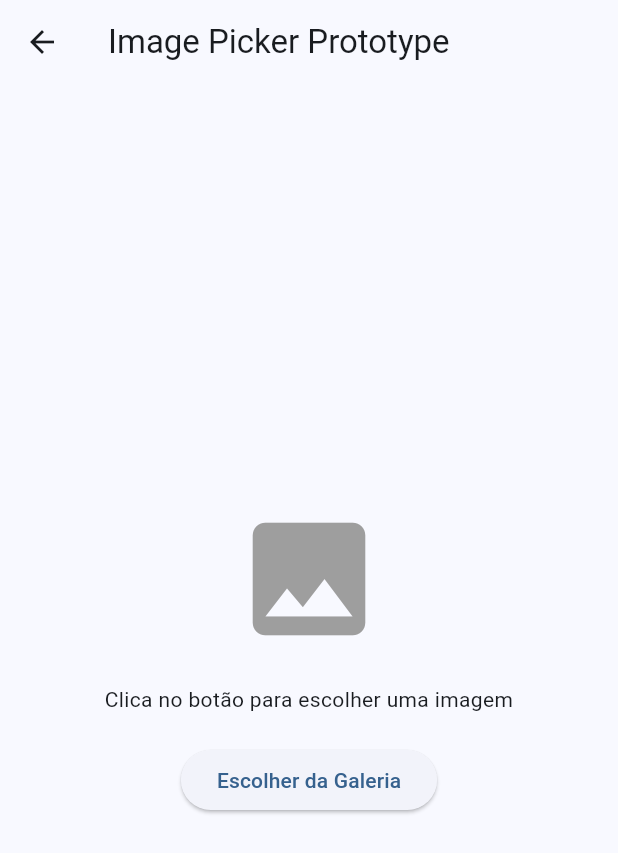
After one commit to nunogoncalves221/UrbanEye_ESOF, a Flutter app: the screen it shows after launch, after a tap on "Image Picker Prototype", on a phone screen of 412 x 824 dp. The commit adds this screen. Shown: the top 853 px of the screen. Run offline on Flutter 3.47's test engine with Material 3 defaults, Android fonts, the phone set to English and light mode, and no system bars; our stand-ins replace firebase_auth, firebase_core, flutter_map, geolocator, image_picker, latlong2; accounts and stored records are empty.

Commit message:
Added functional image picker

```diff
--- /dev/null
+++ b/project/lib/features/img_picker.dart
@@ -0,0 +1,77 @@
+// lib/features/image_picker_page.dart
+import 'dart:io';
+import 'package:flutter/material.dart';
+import 'package:image_picker/image_picker.dart';
+
+class ImagePickerPage extends StatefulWidget {
+  const ImagePickerPage({super.key});
+
+  @override
+  State<ImagePickerPage> createState() => _ImagePickerPageState();
+}
+
+class _ImagePickerPageState extends State<ImagePickerPage> {
+  final ImagePicker _picker = ImagePicker();
+  File? _image;
+  String _statusMessage = "Clica no botão para escolher uma imagem";
+
+  Future<void> _pickImage() async {
+    try {
+      final XFile? picked = await _picker.pickImage(
+        source: ImageSource.gallery,
+      );
+
+      if (picked != null) {
+        //not cancelled
+        setState(() {
+          _image = File(picked.path);
+          _statusMessage = "Imagem carregada com sucesso";
+        });
+      } else {
+        //cancelled
+        setState(() {
+          _statusMessage = "Nenhuma imagem selecionada";
+        });
+      }
+    } catch (e) {
+      // uh-oh
+      setState(() {
+        _statusMessage = "Ocorreu um erro: $e";
+      });
+    }
+  }
+
+  @override
+  Widget build(BuildContext context) {
+    return Scaffold(
+      appBar: AppBar(title: const Text("Image Picker Prototype")),
+      body: Center(
+        child: Column(
+          mainAxisAlignment: MainAxisAlignment.center,
+          children: [
+            _image != null
+                ? Image.file(
+                    _image!,
+                    width: 250,
+                    height: 250,
+                    fit: BoxFit.cover,
+                  ) // display the image
+                : const Icon(
+                    Icons.image,
+                    size: 100,
+                    color: Colors.grey,
+                  ), // display a placeholder
+            const SizedBox(height: 20),
+            Text(_statusMessage, textAlign: TextAlign.center),
+            const SizedBox(height: 20),
+            ElevatedButton(
+              //button to prompts
+              onPressed: _pickImage,
+              child: const Text("Escolher da Galeria"),
+            ),
+          ],
+        ),
+      ),
+    );
+  }
+}
--- a/project/lib/home_page.dart
+++ b/project/lib/home_page.dart
@@ -2,6 +2,7 @@ import 'package:flutter/material.dart';
 import 'features/location.dart';
 import 'features/auth_page.dart';
 import 'features/map_prototype_page.dart';
+import 'features/img_picker.dart';
 
 class HomePage extends StatelessWidget {
   const HomePage({super.key});
@@ -9,9 +10,7 @@ class HomePage extends StatelessWidget {
   @override
   Widget build(BuildContext context) {
     return Scaffold(
-      appBar: AppBar(
-        title: const Text('Feature Prototypes'),
-      ),
+      appBar: AppBar(title: const Text('Feature Prototypes')),
       body: ListView(
         padding: const EdgeInsets.all(16),
         children: [
@@ -31,21 +30,17 @@ class HomePage extends StatelessWidget {
             onPressed: () {
               Navigator.push(
                 context,
-                MaterialPageRoute(
-                  builder: (context) => const AuthPage(),
-                ),
+                MaterialPageRoute(builder: (context) => const AuthPage()),
               );
             },
             child: const Text('Login / Register Prototype'),
           ),
-     const SizedBox(height: 12),
+          const SizedBox(height: 12),
           ElevatedButton(
             onPressed: () {
               Navigator.push(
                 context,
-                MaterialPageRoute(
-                  builder: (context) => const LocationScreen(),
-                ),
+                MaterialPageRoute(builder: (context) => const LocationScreen()),
               );
             },
             style: ElevatedButton.styleFrom(
@@ -53,6 +48,18 @@ class HomePage extends StatelessWidget {
             ),
             child: const Text('Localização Prototype'),
           ),
+          const SizedBox(height: 12),
+          ElevatedButton(
+            onPressed: () {
+              Navigator.push(
+                context,
+                MaterialPageRoute(
+                  builder: (context) => const ImagePickerPage(),
+                ),
+              );
+            },
+            child: const Text('Image Picker Prototype'),
+          ),
         ],
       ),
     );
--- a/project/pubspec.yaml
+++ b/project/pubspec.yaml
@@ -14,6 +14,7 @@ dependencies:
   geolocator: ^13.0.1
   flutter_map: ^8.2.2
   latlong2: ^0.9.1
+  image_picker: ^1.0.0
 
 dev_dependencies:
   flutter_test:
```
Also changed, not shown: project/pubspec.lock, 6 other files.
